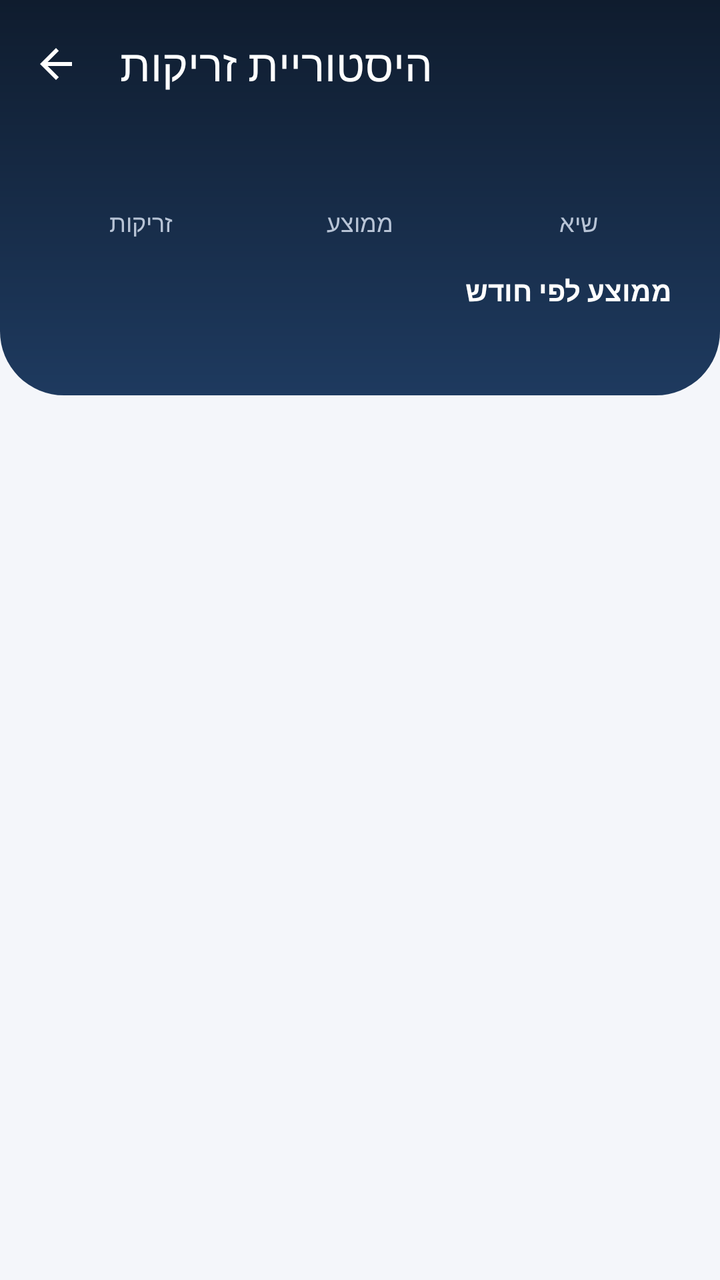
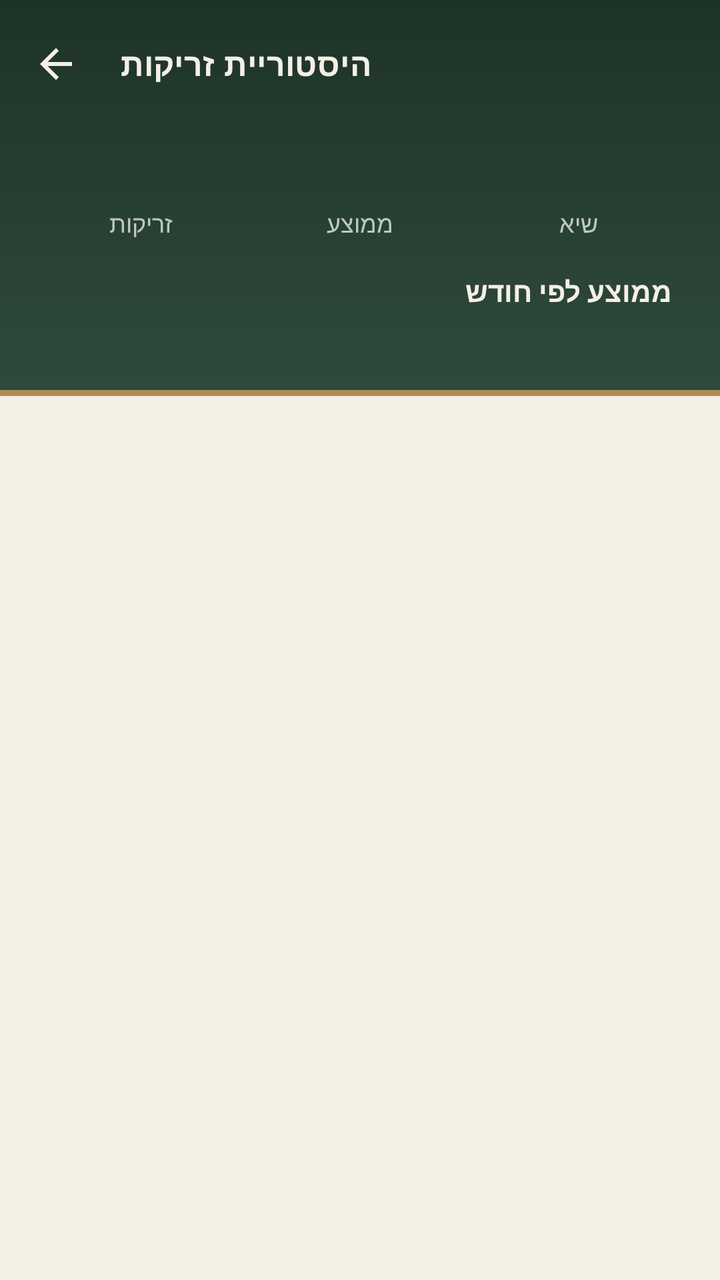

Compare the two renders of this Android layout. The source of the first and the diff that turns it into the second are given below.
<!-- AndroidManifest.xml: application theme Theme.BasketballShotAnalyzer -->
<!-- res/layout/activity_history.xml -->
<?xml version="1.0" encoding="utf-8"?>
<LinearLayout xmlns:android="http://schemas.android.com/apk/res/android"
    xmlns:app="http://schemas.android.com/apk/res-auto"
    android:layout_width="match_parent"
    android:layout_height="match_parent"
    android:background="@color/background"
    android:orientation="vertical">

    
    <LinearLayout
        android:layout_width="match_parent"
        android:layout_height="wrap_content"
        android:background="@drawable/bg_header"
        android:orientation="vertical"
        android:paddingBottom="20dp">

        <com.google.android.material.appbar.MaterialToolbar
            android:id="@+id/toolbar"
            android:layout_width="match_parent"
            android:layout_height="?attr/actionBarSize"
            app:navigationContentDescription="@string/btn_back"
            app:navigationIcon="@drawable/ic_arrow_back"
            app:navigationIconTint="@color/text_on_dark"
            app:title="@string/history_title"
            app:titleTextColor="@color/text_on_dark" />

        <LinearLayout
            android:layout_width="match_parent"
            android:layout_height="wrap_content"
            android:layout_marginHorizontal="16dp"
            android:layout_marginTop="4dp"
            android:orientation="horizontal">

                <LinearLayout
                    android:layout_width="0dp"
                    android:layout_height="wrap_content"
                    android:layout_weight="1"
                    android:gravity="center_horizontal"
                    android:orientation="vertical">

                    <TextView
                        android:id="@+id/textStatTotal"
                        android:layout_width="wrap_content"
                        android:layout_height="wrap_content"
                        android:textColor="@color/text_on_dark"
                        android:textSize="26sp"
                        android:textStyle="bold" />

                    <TextView
                        android:layout_width="wrap_content"
                        android:layout_height="wrap_content"
                        android:text="@string/stat_total"
                        android:textColor="@color/text_on_dark_secondary"
                        android:textSize="12sp" />
                </LinearLayout>
                <LinearLayout
                    android:layout_width="0dp"
                    android:layout_height="wrap_content"
                    android:layout_weight="1"
                    android:gravity="center_horizontal"
                    android:orientation="vertical">

                    <TextView
                        android:id="@+id/textStatAverage"
                        android:layout_width="wrap_content"
                        android:layout_height="wrap_content"
                        android:textColor="@color/primary"
                        android:textSize="26sp"
                        android:textStyle="bold" />

                    <TextView
                        android:layout_width="wrap_content"
                        android:layout_height="wrap_content"
                        android:text="@string/stat_average"
                        android:textColor="@color/text_on_dark_secondary"
                        android:textSize="12sp" />
                </LinearLayout>
                <LinearLayout
                    android:layout_width="0dp"
                    android:layout_height="wrap_content"
                    android:layout_weight="1"
                    android:gravity="center_horizontal"
                    android:orientation="vertical">

                    <TextView
                        android:id="@+id/textStatBest"
                        android:layout_width="wrap_content"
                        android:layout_height="wrap_content"
                        android:textColor="@color/text_on_dark"
                        android:textSize="26sp"
                        android:textStyle="bold" />

                    <TextView
                        android:layout_width="wrap_content"
                        android:layout_height="wrap_content"
                        android:text="@string/stat_best"
                        android:textColor="@color/text_on_dark_secondary"
                        android:textSize="12sp" />
                </LinearLayout>
        </LinearLayout>

        <TextView
            android:layout_width="match_parent"
            android:layout_height="wrap_content"
            android:layout_marginHorizontal="24dp"
            android:layout_marginTop="16dp"
            android:text="@string/monthly_title"
            android:textColor="@color/text_on_dark"
            android:textStyle="bold" />

        <TextView
            android:id="@+id/textMonthly"
            android:layout_width="match_parent"
            android:layout_height="wrap_content"
            android:layout_marginHorizontal="24dp"
            android:layout_marginTop="4dp"
            android:lineSpacingExtra="2dp"
            android:textColor="@color/text_on_dark_secondary" />
    </LinearLayout>

    <TextView
        android:id="@+id/textEmpty"
        android:layout_width="match_parent"
        android:layout_height="wrap_content"
        android:layout_marginHorizontal="32dp"
        android:layout_marginTop="48dp"
        android:drawablePadding="12dp"
        android:gravity="center"
        android:text="@string/history_empty"
        android:textColor="@color/text_secondary"
        android:visibility="gone"
        app:drawableTopCompat="@drawable/ic_basketball" />

    <androidx.recyclerview.widget.RecyclerView
        android:id="@+id/recyclerShots"
        android:layout_width="match_parent"
        android:layout_height="0dp"
        android:layout_weight="1"
        android:clipToPadding="false"
        android:padding="16dp" />
</LinearLayout>
<!-- resources referenced by this layout -->
<resources>
  <color name="background">#F4F6FA</color>
  <color name="primary">#F26B1D</color>
  <color name="text_on_dark">#FFFFFF</color>
  <color name="text_on_dark_secondary">#B8C4D6</color>
  <color name="text_secondary">#5F6B7A</color>
  <!-- drawable bg_header (drawable) -->
  <?xml version="1.0" encoding="utf-8"?>
  <shape xmlns:android="http://schemas.android.com/apk/res/android" android:shape="rectangle">
      <gradient
          android:angle="270"
          android:endColor="@color/navy_light"
          android:startColor="@color/navy" />
      <corners
          android:bottomLeftRadius="32dp"
          android:bottomRightRadius="32dp" />
  </shape>
  <!-- drawable ic_basketball (drawable) -->
  <?xml version="1.0" encoding="utf-8"?>
  <vector xmlns:android="http://schemas.android.com/apk/res/android"
      android:width="48dp"
      android:height="48dp"
      android:viewportWidth="24"
      android:viewportHeight="24">
      <path
          android:fillColor="#E8590C"
          android:pathData="M12,2A10,10 0,1 1,12,22A10,10 0,1 1,12,2Z" />
      <path
          android:strokeColor="#3D1A00"
          android:strokeWidth="1"
          android:pathData="M2,12H22M12,2V22M5,5C9,9 9,15 5,19M19,5C15,9 15,15 19,19" />
  </vector>
  <string name="btn_back">חזרה</string>
  <string name="history_empty">עדיין אין זריקות. נתח זריקה ראשונה במסך הראשי!</string>
  <string name="history_title">היסטוריית זריקות</string>
  <string name="monthly_title">ממוצע לפי חודש</string>
  <string name="stat_average">ממוצע</string>
  <string name="stat_best">שיא</string>
  <string name="stat_total">זריקות</string>
  <style name="Theme.BasketballShotAnalyzer" parent="Theme.Material3.Light.NoActionBar">
          <item name="colorPrimary">@color/primary</item>
          <item name="colorOnPrimary">@color/white</item>
          <item name="colorPrimaryContainer">@color/primary_container</item>
          <item name="colorOnPrimaryContainer">@color/primary_dark</item>
          <item name="colorSecondary">@color/navy_light</item>
          <item name="colorOnSecondary">@color/white</item>
          <item name="colorSecondaryContainer">@color/primary_container</item>
          <item name="colorOnSecondaryContainer">@color/primary_dark</item>
          <item name="colorSurface">@color/surface</item>
          <item name="colorOnSurface">@color/text_primary</item>
          <item name="colorOutline">@color/outline</item>
          <item name="colorError">@color/error</item>
          <item name="android:colorBackground">@color/background</item>
          <item name="android:statusBarColor">@color/navy</item>
          <item name="android:windowLightStatusBar">false</item>
      </style>
  <color name="navy_light">#1E3A5F</color>
  <color name="navy">#0F1C2E</color>
  <color name="white">#FFFFFF</color>
  <color name="primary_container">#FFE4D3</color>
  <color name="primary_dark">#C2410C</color>
  <color name="surface">#FFFFFF</color>
  <color name="text_primary">#1A1C1E</color>
  <color name="outline">#D5DAE1</color>
  <color name="error">#DC2626</color>
  <!-- unchanged entries left out for length: 1 -->
</resources>

<!-- the commit's change to res/layout/activity_history.xml (unified diff, before → after) -->
@@ -22,6 +22,7 @@
             app:navigationIcon="@drawable/ic_arrow_back"
             app:navigationIconTint="@color/text_on_dark"
             app:title="@string/history_title"
+            app:titleTextAppearance="@style/TextAppearance.App.SectionTitle"
             app:titleTextColor="@color/text_on_dark" />
 
         <LinearLayout
@@ -43,6 +44,7 @@
                         android:layout_width="wrap_content"
                         android:layout_height="wrap_content"
                         android:textColor="@color/text_on_dark"
+                        android:fontFamily="serif"
                         android:textSize="26sp"
                         android:textStyle="bold" />
 
@@ -64,7 +66,8 @@
                         android:id="@+id/textStatAverage"
                         android:layout_width="wrap_content"
                         android:layout_height="wrap_content"
-                        android:textColor="@color/primary"
+                        android:textColor="@color/brass_light"
+                        android:fontFamily="serif"
                         android:textSize="26sp"
                         android:textStyle="bold" />
 
@@ -87,6 +90,7 @@
                         android:layout_width="wrap_content"
                         android:layout_height="wrap_content"
                         android:textColor="@color/text_on_dark"
+                        android:fontFamily="serif"
                         android:textSize="26sp"
                         android:textStyle="bold" />
 
<!-- resource entries referenced after the edit -->
@@ -1,21 +1,28 @@
 <!-- resources referenced by this layout -->
 <resources>
-  <color name="background">#F4F6FA</color>
-  <color name="primary">#F26B1D</color>
-  <color name="text_on_dark">#FFFFFF</color>
-  <color name="text_on_dark_secondary">#B8C4D6</color>
-  <color name="text_secondary">#5F6B7A</color>
+  <color name="background">#F5F0E6</color>
+  <color name="brass_light">#D9C08F</color>
+  <color name="primary">#6B1E23</color>
+  <color name="text_on_dark">#F5F0E6</color>
+  <color name="text_on_dark_secondary">#BFC9BF</color>
+  <color name="text_secondary">#6E6259</color>
   <!-- drawable bg_header (drawable) -->
   <?xml version="1.0" encoding="utf-8"?>
-  <shape xmlns:android="http://schemas.android.com/apk/res/android" android:shape="rectangle">
-      <gradient
-          android:angle="270"
-          android:endColor="@color/navy_light"
-          android:startColor="@color/navy" />
-      <corners
-          android:bottomLeftRadius="32dp"
-          android:bottomRightRadius="32dp" />
-  </shape>
+  <layer-list xmlns:android="http://schemas.android.com/apk/res/android">
+      <item>
+          <shape android:shape="rectangle">
+              <solid android:color="@color/brass" />
+          </shape>
+      </item>
+      <item android:bottom="3dp">
+          <shape android:shape="rectangle">
+              <gradient
+                  android:angle="270"
+                  android:endColor="@color/forest_light"
+                  android:startColor="@color/forest" />
+          </shape>
+      </item>
+  </layer-list>
   <!-- drawable ic_basketball (drawable) -->
   <?xml version="1.0" encoding="utf-8"?>
   <vector xmlns:android="http://schemas.android.com/apk/res/android"
@@ -24,12 +31,14 @@
       android:viewportWidth="24"
       android:viewportHeight="24">
       <path
-          android:fillColor="#E8590C"
-          android:pathData="M12,2A10,10 0,1 1,12,22A10,10 0,1 1,12,2Z" />
+          android:fillColor="#6B1E23"
+          android:strokeColor="#B08D57"
+          android:strokeWidth="0.8"
+          android:pathData="M12,2.5A9.5,9.5 0,1 1,12,21.5A9.5,9.5 0,1 1,12,2.5Z" />
       <path
-          android:strokeColor="#3D1A00"
-          android:strokeWidth="1"
-          android:pathData="M2,12H22M12,2V22M5,5C9,9 9,15 5,19M19,5C15,9 15,15 19,19" />
+          android:strokeColor="#D9C08F"
+          android:strokeWidth="0.6"
+          android:pathData="M2.5,12H21.5M12,2.5V21.5M5.3,5.3C8.8,8.8 8.8,15.2 5.3,18.7M18.7,5.3C15.2,8.8 15.2,15.2 18.7,18.7" />
   </vector>
   <string name="btn_back">חזרה</string>
   <string name="history_empty">עדיין אין זריקות. נתח זריקה ראשונה במסך הראשי!</string>
@@ -38,13 +47,18 @@
   <string name="stat_average">ממוצע</string>
   <string name="stat_best">שיא</string>
   <string name="stat_total">זריקות</string>
+  <style name="TextAppearance.App.SectionTitle" parent="TextAppearance.Material3.TitleMedium">
+          <item name="android:fontFamily">serif</item>
+          <item name="android:textColor">@color/text_primary</item>
+          <item name="android:textStyle">bold</item>
+      </style>
   <style name="Theme.BasketballShotAnalyzer" parent="Theme.Material3.Light.NoActionBar">
           <item name="colorPrimary">@color/primary</item>
-          <item name="colorOnPrimary">@color/white</item>
+          <item name="colorOnPrimary">@color/text_on_dark</item>
           <item name="colorPrimaryContainer">@color/primary_container</item>
           <item name="colorOnPrimaryContainer">@color/primary_dark</item>
-          <item name="colorSecondary">@color/navy_light</item>
-          <item name="colorOnSecondary">@color/white</item>
+          <item name="colorSecondary">@color/forest_light</item>
+          <item name="colorOnSecondary">@color/text_on_dark</item>
           <item name="colorSecondaryContainer">@color/primary_container</item>
           <item name="colorOnSecondaryContainer">@color/primary_dark</item>
           <item name="colorSurface">@color/surface</item>
@@ -52,18 +66,18 @@
           <item name="colorOutline">@color/outline</item>
           <item name="colorError">@color/error</item>
           <item name="android:colorBackground">@color/background</item>
-          <item name="android:statusBarColor">@color/navy</item>
+          <item name="android:statusBarColor">@color/forest</item>
           <item name="android:windowLightStatusBar">false</item>
       </style>
-  <color name="navy_light">#1E3A5F</color>
-  <color name="navy">#0F1C2E</color>
-  <color name="white">#FFFFFF</color>
-  <color name="primary_container">#FFE4D3</color>
-  <color name="primary_dark">#C2410C</color>
-  <color name="surface">#FFFFFF</color>
-  <color name="text_primary">#1A1C1E</color>
-  <color name="outline">#D5DAE1</color>
-  <color name="error">#DC2626</color>
+  <color name="brass">#B08D57</color>
+  <color name="forest_light">#2F4A3C</color>
+  <color name="forest">#1E3328</color>
+  <color name="primary_container">#EFE4D2</color>
+  <color name="primary_dark">#4A1418</color>
+  <color name="surface">#FBF8F2</color>
+  <color name="text_primary">#2B2420</color>
+  <color name="outline">#D9CFBF</color>
+  <color name="error">#8E2C2C</color>
   <!-- unchanged entries left out for length: 1 -->
 </resources>
 
